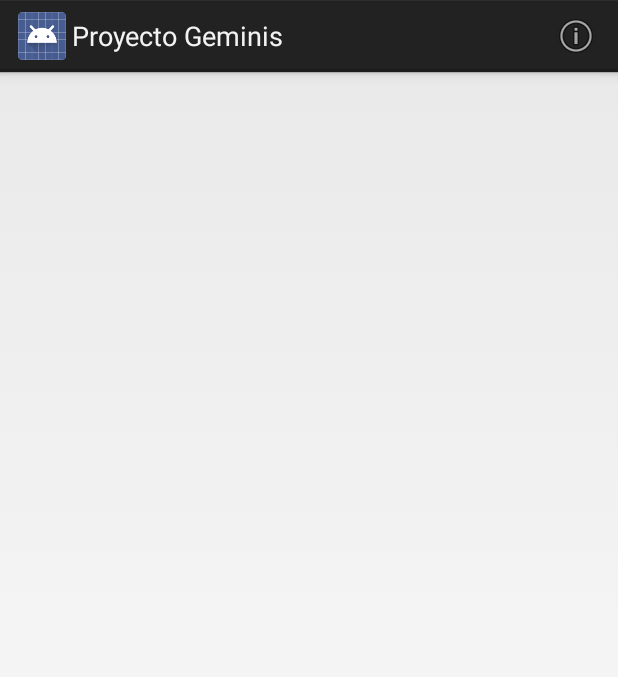
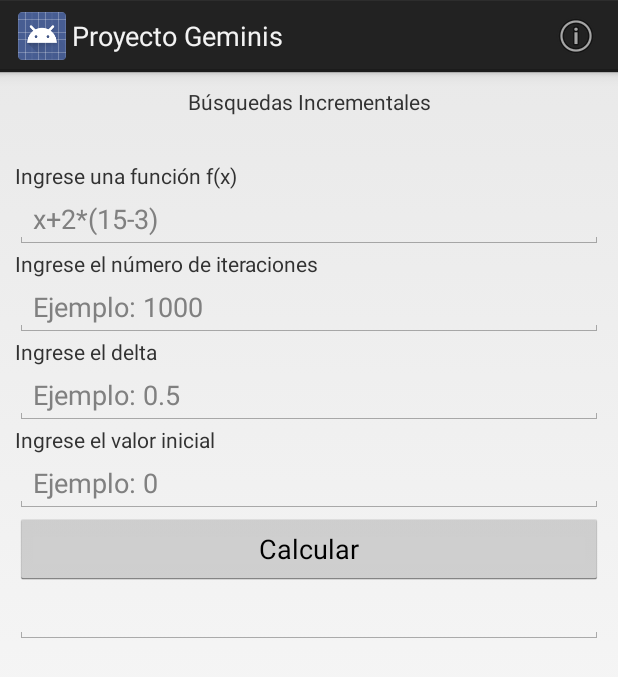
Before and after one commit to slopezv2/Geminis, an Android app: the BusquedasActividad screen opened directly, with no data from a screen before it, on a phone screen of 412 x 824 dp. Shown: the top 677 px of the screen. Run offline under Robolectric (Android 15) with nearby library versions, the phone set to English and light mode, and no system bars.

Commit message:
Inicio GUI búsquedas incrementales

```diff
--- a/app/src/main/res/layout/actividad_busquedas.xml
+++ b/app/src/main/res/layout/actividad_busquedas.xml
@@ -1,9 +1,74 @@
 <?xml version="1.0" encoding="utf-8"?>
-<android.support.constraint.ConstraintLayout xmlns:android="http://schemas.android.com/apk/res/android"
+<ScrollView xmlns:android="http://schemas.android.com/apk/res/android"
     xmlns:app="http://schemas.android.com/apk/res-auto"
     xmlns:tools="http://schemas.android.com/tools"
     android:layout_width="match_parent"
     android:layout_height="match_parent"
-    tools:context="eafit.geminis.actividades.ecuacionesunavariable.BusquedasActividad">
+    tools:context="eafit.geminis.actividades.ecuacionesunavariable.BiseccionActividad">
+    <LinearLayout
+        android:layout_width="match_parent"
+        android:layout_height="wrap_content"
+        android:orientation="vertical"
+        android:layout_margin="@dimen/margen_abajo_entrada">
+        <TextView
+            android:layout_width="match_parent"
+            android:layout_height="wrap_content"
+            android:textAlignment="center"
+            android:text="@string/titulo_busquedas_incrementales"
+            android:layout_marginBottom="30dp"/>
+        <TextView
+            android:layout_width="match_parent"
+            android:layout_height="wrap_content"
+            android:text="@string/entrada_funcion"
+            android:labelFor="@+id/entrada_funcion_busquedas"/>
+        <EditText
+            android:layout_width="match_parent"
+            android:layout_height="wrap_content"
+            android:hint="@string/pista_ecuaciones_una_variable"
+            android:id="@+id/entrada_funcion_busquedas"/>
+        <TextView
+            android:layout_width="match_parent"
+            android:layout_height="wrap_content"
+            android:text="@string/entrada_iteraciones"
+            android:labelFor="@+id/entrada_iteraciones_busquedas"/>
+        <EditText
+            android:layout_width="match_parent"
+            android:layout_height="wrap_content"
+            android:id="@+id/entrada_iteraciones_busquedas"
+            android:hint="@string/pista_iteraciones"
+            />
+        <TextView
+            android:layout_width="match_parent"
+            android:layout_height="wrap_content"
+            android:text="@string/entrada_delta"
+            android:labelFor="@+id/entrada_delta_busquedas"/>
+        <EditText
+            android:layout_width="match_parent"
+            android:layout_height="wrap_content"
+            android:id="@+id/entrada_delta_busquedas"
+            android:hint="@string/pista_delta"
+            />
+        <TextView
+            android:layout_width="match_parent"
+            android:layout_height="wrap_content"
+            android:text="@string/entrada_valor_inicial"
+            android:labelFor="@+id/entrada_valor_inicial_busquedas"/>
+        <EditText
+            android:layout_width="match_parent"
+            android:layout_height="wrap_content"
+            android:id="@+id/entrada_valor_inicial_busquedas"
+            android:hint="@string/pista_valor_inicial"
+            />
+        <Button
+            android:layout_width="match_parent"
+            android:layout_height="wrap_content"
+            android:text="@string/bt_calcular"
+            android:gravity="center"
+            />
 
-</android.support.constraint.ConstraintLayout>
+        <EditText
+            android:layout_width="match_parent"
+            android:layout_height="wrap_content"
+            android:text=""/>
+    </LinearLayout>
+</ScrollView>
--- a/app/src/main/res/values/strings.xml
+++ b/app/src/main/res/values/strings.xml
@@ -6,6 +6,14 @@
     <string name="titulo_interpolacion">Interpolación</string>
     <string name="titulo_sistema_ecuaciones">Sistema de Ecuaciones</string>
     <string name="titulo_graficador">Graficador</string>
+    <string name="titulo_busquedas_incrementales">Búsquedas Incrementales</string>
+    <string name="entrada_funcion">Ingrese una función f(x)</string>
+    <string name="entrada_iteraciones">Ingrese el número de iteraciones</string>
+    <string name="entrada_delta">Ingrese el delta</string>
+    <string name="entrada_valor_inicial">Ingrese el valor inicial</string>
+    <string name="pista_iteraciones">Ejemplo: 1000</string>
+    <string name="pista_delta">Ejemplo: 0.5</string>
+    <string name="pista_valor_inicial">Ejemplo: 0</string>
     <string name="pista_funcion_f">Ingrese las funciones:</string>
     <string name="pista_ecuaciones_una_variable">x+2*(15-3)</string>
     <string name="pista_entrada_funciones">Una función por cada línea con el formato:
@@ -15,6 +23,7 @@
     <string name="Agregar_ecuacion">Agregar ecuación</string>
     <string name="st_volver">Volver</string>
     <string name="sp_entrada">Seleccione una ecuación para agregar</string>
+    <string name="bt_calcular">Calcular</string>
     <string-array name="OpcionesMenuInicio">
         <item>Ecuaciones de una variable</item>
         <item>Sistema de ecuaciones</item>
```
Also changed, not shown: app/src/main/java/eafit/geminis/metodos/ecuacionesunavariable/BusquedaIncremental.java (+13 -10 lines), app/src/main/java/eafit/geminis/utilidades/Respuesta.java (+8 -8 lines), app/src/main/res/layout/actividad_biseccion.xml (+23 -3 lines).
